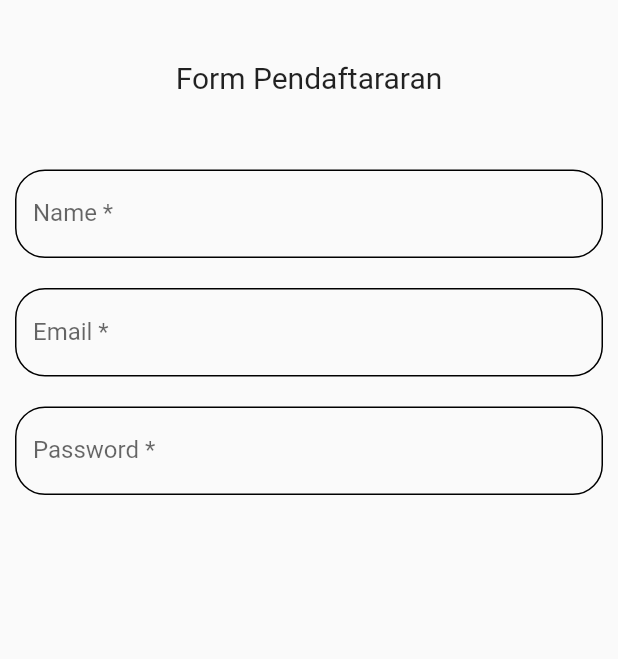
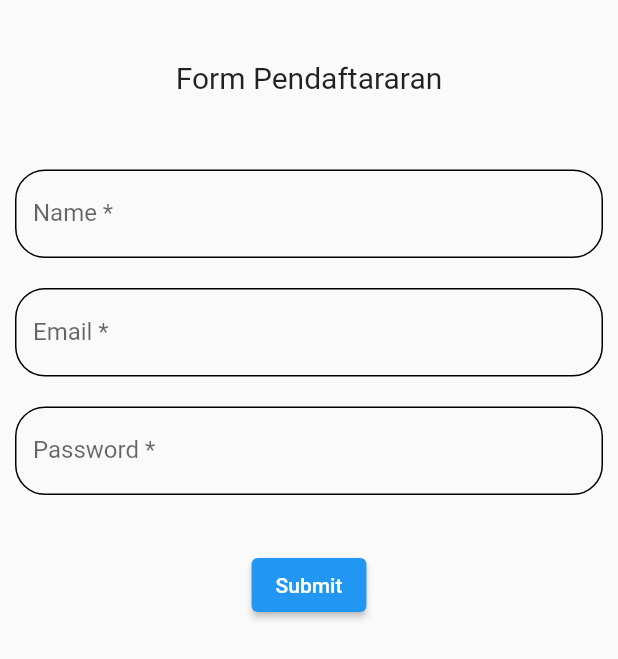
Before and after one commit to abdulazizpermana/form_input_user, a Flutter app: the screen it shows after launch, on a phone screen of 412 x 824 dp. Shown: the top 659 px of the screen. Run offline on Flutter 3.47's test engine with Material 2 defaults, Android fonts, the phone set to English and light mode, and no system bars.

Commit message:
add form

```diff
--- a/lib/page/form_user.dart
+++ b/lib/page/form_user.dart
@@ -8,6 +8,7 @@ class InputForm extends StatefulWidget {
 }
 
 class _InputFormState extends State<InputForm> {
+  final _formKey = GlobalKey<FormState>();
   @override
   Widget build(BuildContext context) {
     return Scaffold(
@@ -78,6 +79,19 @@ class _InputFormState extends State<InputForm> {
                 const SizedBox(
                   height: 20,
                 ),
+                Padding(
+                  padding: const EdgeInsets.symmetric(vertical: 16.0),
+                  child: ElevatedButton(
+                    onPressed: () {
+                      if (_formKey.currentState!.validate()) {
+                        ScaffoldMessenger.of(context).showSnackBar(
+                          const SnackBar(content: Text('Processing Data')),
+                        );
+                      }
+                    },
+                    child: const Text('Submit'),
+                  ),
+                ),
               ],
             ),
           )
```
